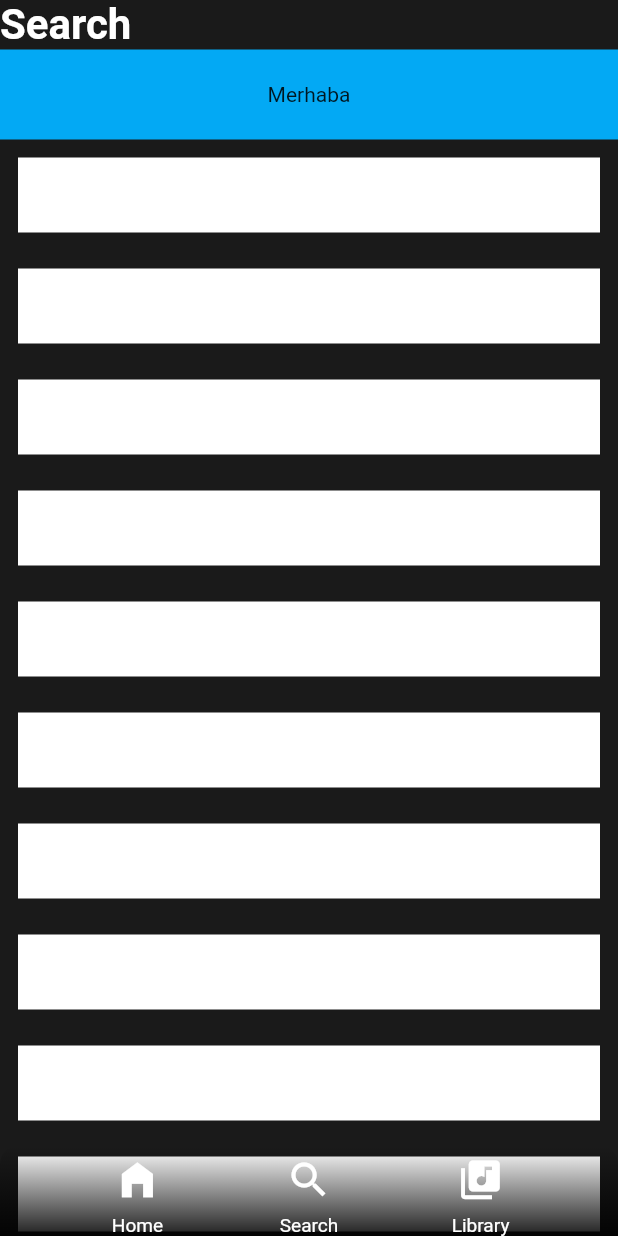
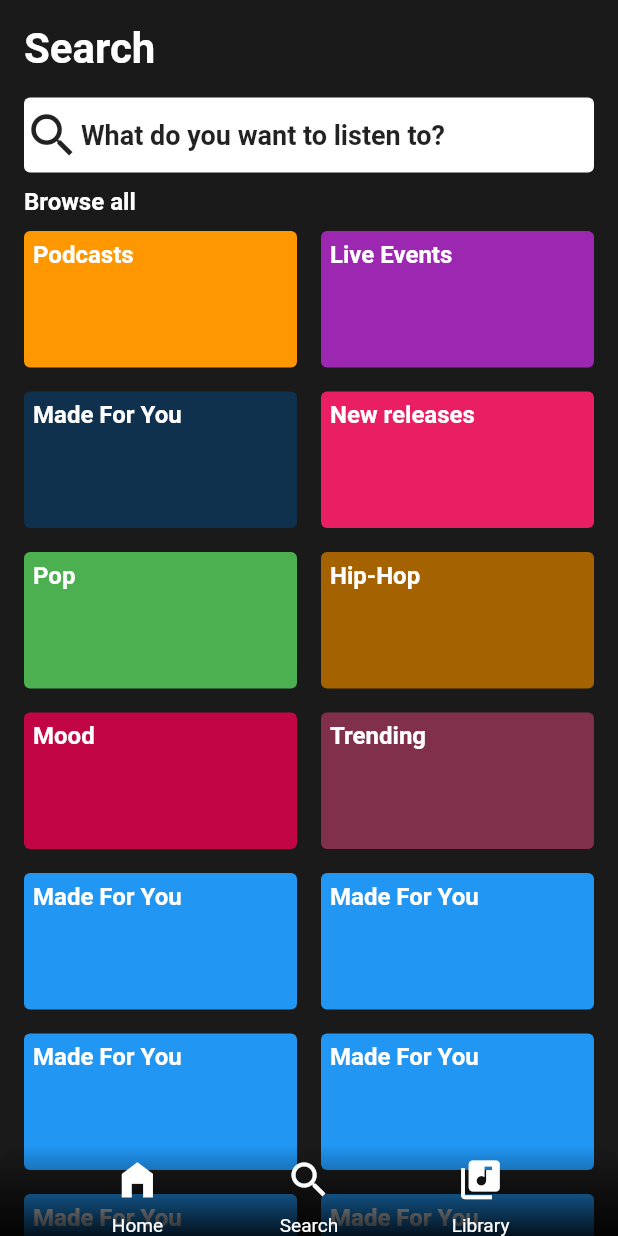
Before and after one commit to Rizaou/spotify_clone, a Flutter app: the screen it shows after launch, on a phone screen of 412 x 824 dp. Run offline on Flutter 3.47's test engine with Material 2 defaults, Android fonts, the phone set to English and light mode, and no system bars.

Commit message:
Some genres added.

```diff
--- a/lib/presentation/custom-theme.dart
+++ b/lib/presentation/custom-theme.dart
@@ -4,9 +4,10 @@ Color bgColor = Color.fromARGB(255, 26, 26, 26);
 Color textColor = Colors.white;
 Color greenTextColor = Colors.green.shade800;
 double textSize = 32;
-TextStyle h1 =
-    TextStyle(color: Colors.white, fontSize: 28, fontWeight: FontWeight.bold);
-TextStyle h2 = TextStyle(color: Colors.white);
-TextStyle normalText = TextStyle(color: Colors.white);
+TextStyle h1 = const TextStyle(
+    color: Colors.white, fontSize: 28, fontWeight: FontWeight.bold);
+TextStyle h2 = const TextStyle(
+    color: Colors.white, fontSize: 16, fontWeight: FontWeight.bold);
+TextStyle normalText = const TextStyle(color: Colors.white);
 
 Color appbarButtonClickedColor = Colors.green.shade900;
--- a/lib/presentation/screens/search_screen.dart
+++ b/lib/presentation/screens/search_screen.dart
@@ -2,8 +2,30 @@ import 'package:flutter/material.dart';
 import 'package:spotify_clone/presentation/custom-theme.dart';
 import 'dart:math' as math;
 
+import 'package:spotify_clone/presentation/widgets/genre_cards.dart';
+
 class SearchScreen extends StatefulWidget {
-  const SearchScreen({Key? key}) : super(key: key);
+  SearchScreen({Key? key}) : super(key: key);
+  final int genreCount = 5;
+
+  final List<GenreCard> genreCards = [
+    GenreCard(title: "Podcasts", cardColor: Colors.orange),
+    GenreCard(title: "Live Events", cardColor: Colors.purple),
+    GenreCard(
+        title: "Made For You", cardColor: Color.fromARGB(255, 15, 49, 78)),
+    GenreCard(title: "New releases", cardColor: Colors.pink),
+    GenreCard(title: "Pop", cardColor: Colors.green),
+    GenreCard(title: "Hip-Hop", cardColor: Color.fromARGB(255, 164, 99, 0)),
+    GenreCard(title: "Mood", cardColor: Color.fromARGB(255, 194, 6, 69)),
+    GenreCard(title: "Trending", cardColor: Color.fromARGB(255, 129, 48, 75)),
+    GenreCard(title: "Made For You", cardColor: Colors.blue),
+    GenreCard(title: "Made For You", cardColor: Colors.blue),
+    GenreCard(title: "Made For You", cardColor: Colors.blue),
+    GenreCard(title: "Made For You", cardColor: Colors.blue),
+    GenreCard(title: "Made For You", cardColor: Colors.blue),
+    GenreCard(title: "Made For You", cardColor: Colors.blue),
+    GenreCard(title: "Made For You", cardColor: Colors.blue),
+  ];
 
   @override
   State<SearchScreen> createState() => _SearchScreenState();
@@ -38,49 +60,81 @@ class _SearchScreenState extends State<SearchScreen>
     return SafeArea(
       child: FadeTransition(
         opacity: _animation,
+        child: Padding(
+          padding: const EdgeInsets.only(
+            left: 16,
+            right: 16,
+            top: 16,
+          ),
           child: CustomScrollView(
             slivers: [
               SliverList(
                 delegate: SliverChildBuilderDelegate(
-                (context, index) => Text(
-                  "Search",
-                  style: h1,
-                ),
-                childCount: 1,
+                  (context, index) {
+                    switch (index) {
+                      case 0:
+                        return Text("Search", style: h1);
+                      case 1:
+                        return const SizedBox(
+                          height: 16,
+                        );
+                    }
+                  },
+                  childCount: 2,
                 ),
               ),
               SliverPersistentHeader(
                 pinned: true,
                 delegate: _SliverAppBarDelegate(
-                minHeight: 60.0,
-                maxHeight: 60.0,
+                  minHeight: 50.0,
+                  maxHeight: 50.0,
                   child: Container(
-                  color: Colors.lightBlue,
-                  child: Center(
-                    child: Text(headerText),
+                    decoration: BoxDecoration(
+                      borderRadius: BorderRadius.circular(4),
+                      color: Colors.white,
+                    ),
+                    child: Row(
+                      children: const [
+                        Icon(
+                          Icons.search,
+                          size: 38,
+                        ),
+                        Expanded(
+                          child: Text(
+                            "What do you want to listen to?",
+                            style: TextStyle(
+                              fontSize: 18,
+                              fontWeight: FontWeight.bold,
+                            ),
+                          ),
+                        ),
+                      ],
                     ),
                   ),
                 ),
               ),
-            SliverList(
+              SliverToBoxAdapter(
+                child: Padding(
+                  padding: const EdgeInsets.only(top: 10.0, bottom: 10.0),
+                  child: Text(
+                    "Browse all",
+                    style: h2,
+                  ),
+                ),
+              ),
+              SliverGrid(
                 delegate: SliverChildBuilderDelegate(
-                (context, index) {
-                  return Column(
-                    children: [
-                      Container(
-                        margin: EdgeInsets.all(12),
-                        width: MediaQuery.of(context).size.width,
-                        height: 50,
-                        decoration: BoxDecoration(
-                          color: Colors.white,
+                    childCount: widget.genreCards.length,
+                    (context, index) => widget.genreCards[index]),
+                gridDelegate: const SliverGridDelegateWithFixedCrossAxisCount(
+                  crossAxisCount: 2,
+                  childAspectRatio: 2,
+                  crossAxisSpacing: 16,
+                  mainAxisSpacing: 16,
                 ),
               ),
             ],
-                  );
-                },
           ),
-            ),
-          ],
         ),
       ),
     );
@@ -100,7 +154,7 @@ class _SliverAppBarDelegate extends SliverPersistentHeaderDelegate {
   @override
   Widget build(
       BuildContext context, double shrinkOffset, bool overlapsContent) {
-    return new SizedBox.expand(child: child);
+    return SizedBox.expand(child: child);
   }
 
   @override
--- a/lib/presentation/widgets/genre_cards.dart
+++ b/lib/presentation/widgets/genre_cards.dart
@@ -5,15 +5,27 @@ class GenreCard extends StatelessWidget {
   GenreCard({
     Key? key,
     required this.title,
+    required this.cardColor,
   }) : super(key: key);
   String title;
+  Color cardColor;
 
   @override
   Widget build(BuildContext context) {
     return Container(
+      padding: const EdgeInsets.all(6),
+      width: double.infinity,
+      decoration: BoxDecoration(
+        borderRadius: BorderRadius.circular(4),
+        color: cardColor,
+      ),
       child: Text(
         title,
-        style: h2,
+        style: TextStyle(
+          fontSize: 16,
+          color: Colors.white,
+          fontWeight: FontWeight.bold,
+        ),
       ),
     );
   }
```
Lines whose indentation alone changed are shown as unchanged.
